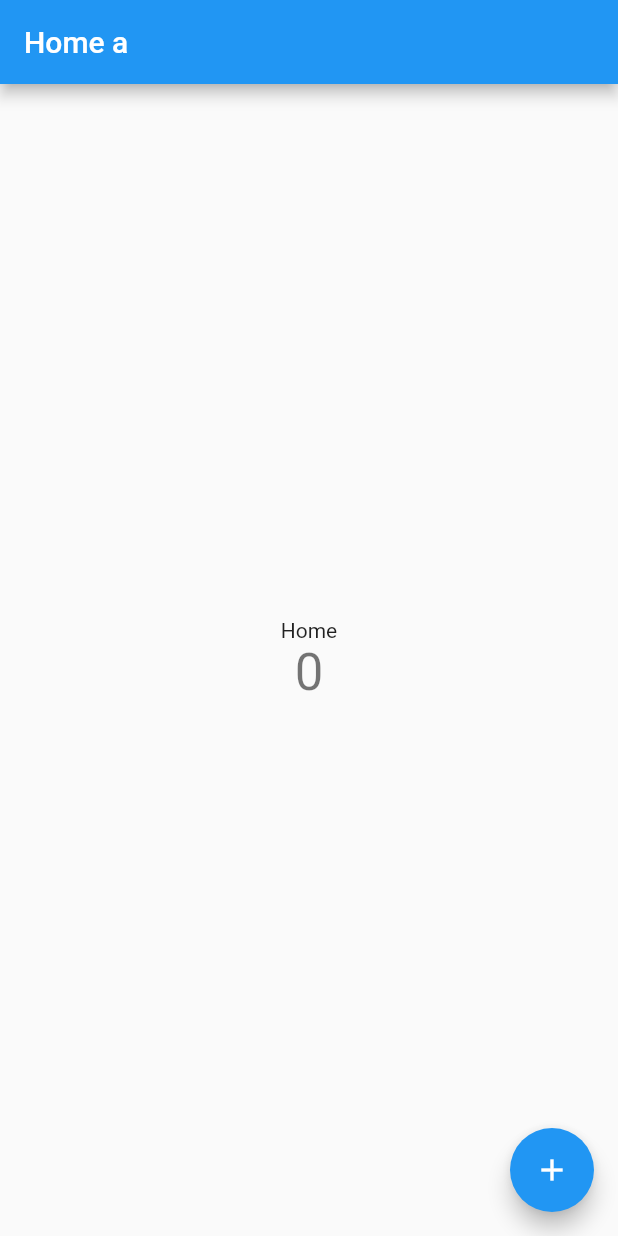
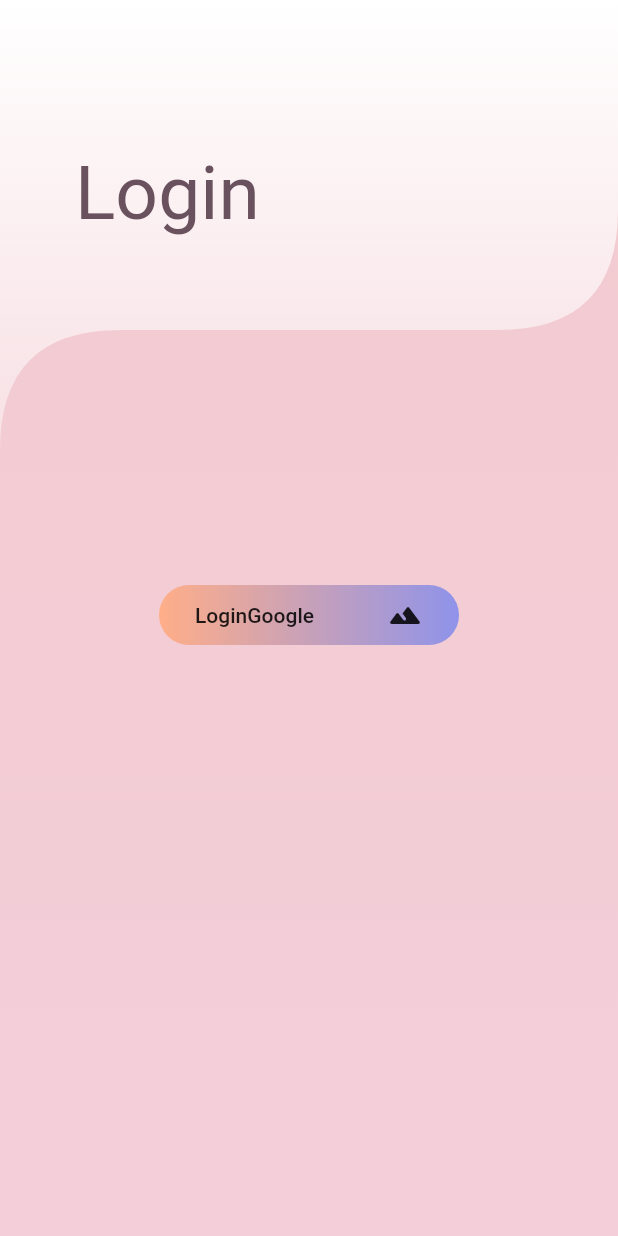
Before and after one commit to ThanhPhucHuynh/tracking, a Flutter app: the screen it shows after launch, on a phone screen of 412 x 824 dp. Run offline on Flutter 3.47's test engine with Material 2 defaults, Android fonts, the phone set to English and light mode, and no system bars; our stand-ins replace easy_localization, firebase_analytics, firebase_core, flutter_secure_storage; accounts and stored records are empty.

Commit message:
fix something - login page

```diff
--- a/assets/translations/en-US.json
+++ b/assets/translations/en-US.json
@@ -1,3 +1,4 @@
 {
-    "Home": "Home hinh"
+    "Home": "Home hinh",
+    "LoginGoogle": "Login with Google"
 }
--- a/assets/translations/vi-VN.json
+++ b/assets/translations/vi-VN.json
@@ -1,3 +1,4 @@
 {
-    "Home": "Trang chủ"
+    "Home": "Trang chủ",
+    "LoginGoogle": "Đăng nhập với Google"
 }
--- a/lib/main.dart
+++ b/lib/main.dart
@@ -1,13 +1,18 @@
 import 'package:easy_localization/easy_localization.dart';
+import 'package:firebase_core/firebase_core.dart';
 import 'package:flutter/material.dart';
 import 'package:tracking/langs/locale_keys.g.dart';
+import 'package:tracking/pages/login/login_page.dart';
 
 void main() async {
   WidgetsFlutterBinding.ensureInitialized();
   await EasyLocalization.ensureInitialized();
+  // init firebase
+  await Firebase.initializeApp();
+
   runApp(EasyLocalization(
     child: MyApp(),
-    path: 'translations',
+    path: 'assets/translations',
     saveLocale: true,
     supportedLocales: [
       Locale('vi', 'VN'),
@@ -39,7 +44,8 @@ class MyApp extends StatelessWidget {
       locale: context.locale,
       supportedLocales: context.supportedLocales,
       localizationsDelegates: context.localizationDelegates,
-      home: MyHomePage(title: "Home a"),
+      home: LoginPage(),
+      // MyHomePage(title: "Home a"),
     );
   }
 }
--- /dev/null
+++ b/lib/pages/login/login_page.dart
@@ -0,0 +1,61 @@
+import 'package:flutter/material.dart';
+import 'package:tracking/langs/locale_keys.g.dart';
+import 'package:tracking/widgets/login/curved_widget.dart';
+import 'package:tracking/widgets/login/gradient_button.dart';
+
+class LoginPage extends StatelessWidget {
+  const LoginPage({Key? key}) : super(key: key);
+
+  @override
+  Widget build(BuildContext context) {
+    return Scaffold(
+      extendBodyBehindAppBar: true,
+      appBar: AppBar(elevation: 0, backgroundColor: Colors.transparent),
+      body: Container(
+          height: double.infinity,
+          decoration: BoxDecoration(
+              gradient: LinearGradient(
+                  begin: Alignment.topCenter,
+                  end: Alignment.bottomCenter,
+                  colors: [Color(0xfff2cbd0), Color(0xfff4ced9)])),
+          child: SingleChildScrollView(
+            child: Stack(
+              children: <Widget>[
+                CurvedWidget(
+                  child: Container(
+                      padding: const EdgeInsets.only(top: 100, left: 50),
+                      width: double.infinity,
+                      height: 300,
+                      decoration: BoxDecoration(
+                          gradient: LinearGradient(
+                              begin: Alignment.topCenter,
+                              end: Alignment.bottomCenter,
+                              colors: [
+                            Colors.white,
+                            Colors.white.withOpacity(0.4)
+                          ])),
+                      child: Text(
+                        'Login',
+                        style:
+                            TextStyle(fontSize: 50, color: Color(0xff6a515e)),
+                      )),
+                ),
+                Container(
+                  alignment: Alignment.center,
+                  margin: const EdgeInsets.only(top: 390),
+                  child: Container(
+                    child: GradientButton(
+                      onPressed: () {},
+                      height: 40,
+                      width: 200,
+                      icon: Icon(Icons.landscape_rounded),
+                      text: Text(LocaleKeys.LoginGoogle),
+                    ),
+                  ),
+                )
+              ],
+            ),
+          )),
+    );
+  }
+}
--- /dev/null
+++ b/lib/widgets/login/curved_widget.dart
@@ -0,0 +1,52 @@
+import 'package:flutter/material.dart';
+
+class CurvedWidget extends StatelessWidget {
+  final Widget child;
+  final double curvedDistance;
+  final double curvedHeight;
+
+  const CurvedWidget(
+      {Key? key,
+      this.curvedDistance = 80,
+      this.curvedHeight = 80,
+      required this.child})
+      : super(key: key);
+
+  @override
+  Widget build(BuildContext context) {
+    return ClipPath(
+      clipper: CurvedWidgetBackgroundClipper(
+        curvedDistance: curvedDistance,
+        curvedHeight: curvedHeight,
+      ),
+      child: child,
+    );
+  }
+}
+
+class CurvedWidgetBackgroundClipper extends CustomClipper<Path> {
+  final double curvedDistance;
+  final double curvedHeight;
+
+  CurvedWidgetBackgroundClipper(
+      {required this.curvedDistance, required this.curvedHeight});
+
+  @override
+  getClip(Size size) {
+    Path clippedPath = Path();
+    clippedPath.lineTo(size.width, 0);
+    clippedPath.lineTo(size.width, size.height - curvedDistance - curvedHeight);
+    clippedPath.quadraticBezierTo(size.width, size.height - curvedHeight,
+        size.width - curvedDistance, size.height - curvedHeight);
+    clippedPath.lineTo(curvedDistance, size.height - curvedHeight);
+    clippedPath.quadraticBezierTo(
+        0, size.height - curvedHeight, 0, size.height);
+    clippedPath.lineTo(0, 0);
+    return clippedPath;
+  }
+
+  @override
+  bool shouldReclip(CustomClipper oldClipper) {
+    return false;
+  }
+}
--- /dev/null
+++ b/lib/widgets/login/gradient_button.dart
@@ -0,0 +1,48 @@
+import 'package:flutter/material.dart';
+
+class GradientButton extends StatelessWidget {
+  final double width;
+  final double height;
+  final void Function() onPressed;
+  final Text text;
+  final Icon icon;
+
+  const GradientButton(
+      {Key? key,
+      this.width = 80,
+      this.height = 80,
+      required this.onPressed,
+      this.text = const Text("button"),
+      this.icon = const Icon(Icons.ac_unit)})
+      : super(key: key);
+
+  @override
+  Widget build(BuildContext context) {
+    return Container(
+      width: this.width,
+      height: this.height,
+      decoration: BoxDecoration(
+        borderRadius: BorderRadius.circular(80),
+        gradient: LinearGradient(
+          begin: Alignment.centerLeft,
+          end: Alignment.centerRight,
+          colors: [Color(0xffffae88), Color(0xff8f93ea)],
+        ),
+      ),
+      child: MaterialButton(
+          onPressed: this.onPressed,
+          materialTapTargetSize: MaterialTapTargetSize.shrinkWrap,
+          shape: StadiumBorder(),
+          child: Padding(
+            padding: const EdgeInsets.all(8.0),
+            child: Row(
+              mainAxisAlignment: MainAxisAlignment.spaceBetween,
+              children: <Widget>[
+                text,
+                icon,
+              ],
+            ),
+          )),
+    );
+  }
+}
--- a/pubspec.yaml
+++ b/pubspec.yaml
@@ -52,7 +52,7 @@ dev_dependencies:
 flutter:
   assets:
     - assets/translations/
-    - assets/
+    # - assets/
   # The following line ensures that the Material Icons font is
   # included with your application, so that you can use the icons in
   # the material Icons class.
```
Also changed, not shown: lib/blocs/login/login_bloc.dart (added), lib/blocs/login/login_event.dart (added), lib/blocs/login/login_state.dart (added), lib/langs/locale_keys.g.dart.
